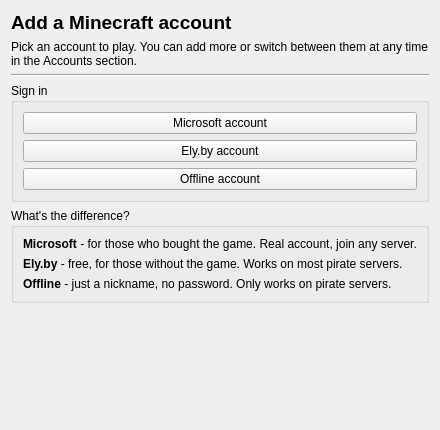
SpikyTeam/SpikyMC, file launcher/ui/setupwizard/LoginWizardPage.ui: the form before one commit.
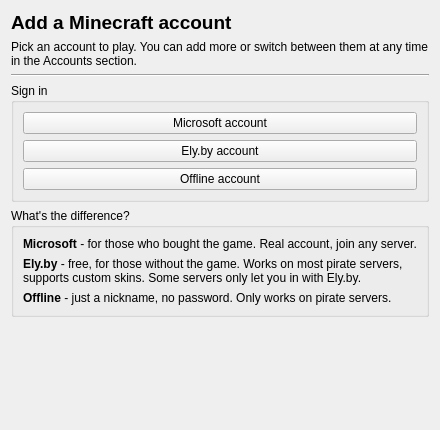
The form after the commit.

Commit message: i18n: mention Ely.by custom skins and servers requiring it

What changed in the file:
```diff
--- a/launcher/ui/setupwizard/LoginWizardPage.ui
+++ b/launcher/ui/setupwizard/LoginWizardPage.ui
@@ -96,7 +96,7 @@
       <item>
        <widget class="QLabel" name="elyInfo">
         <property name="text">
-         <string>&lt;html&gt;&lt;head/&gt;&lt;body&gt;&lt;p&gt;&lt;span style=&quot; font-weight:600;&quot;&gt;Ely.by&lt;/span&gt; - free, for those without the game. Works on most pirate servers.&lt;/p&gt;&lt;/body&gt;&lt;/html&gt;</string>
+         <string>&lt;html&gt;&lt;head/&gt;&lt;body&gt;&lt;p&gt;&lt;span style=&quot; font-weight:600;&quot;&gt;Ely.by&lt;/span&gt; - free, for those without the game. Works on most pirate servers, supports custom skins. Some servers only let you in with Ely.by.&lt;/p&gt;&lt;/body&gt;&lt;/html&gt;</string>
         </property>
         <property name="textFormat">
          <enum>Qt::RichText</enum>
```
The commit also changes 2 other files.
